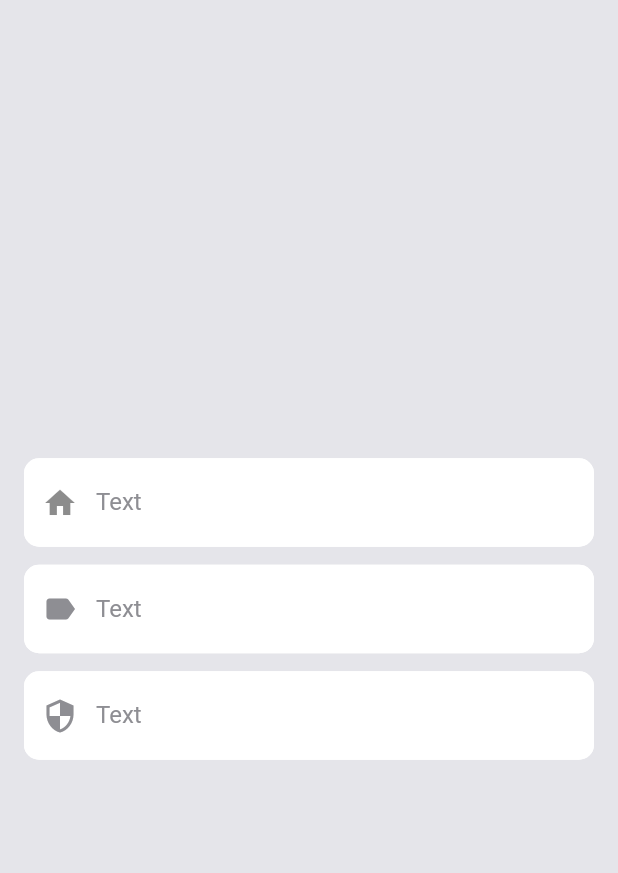
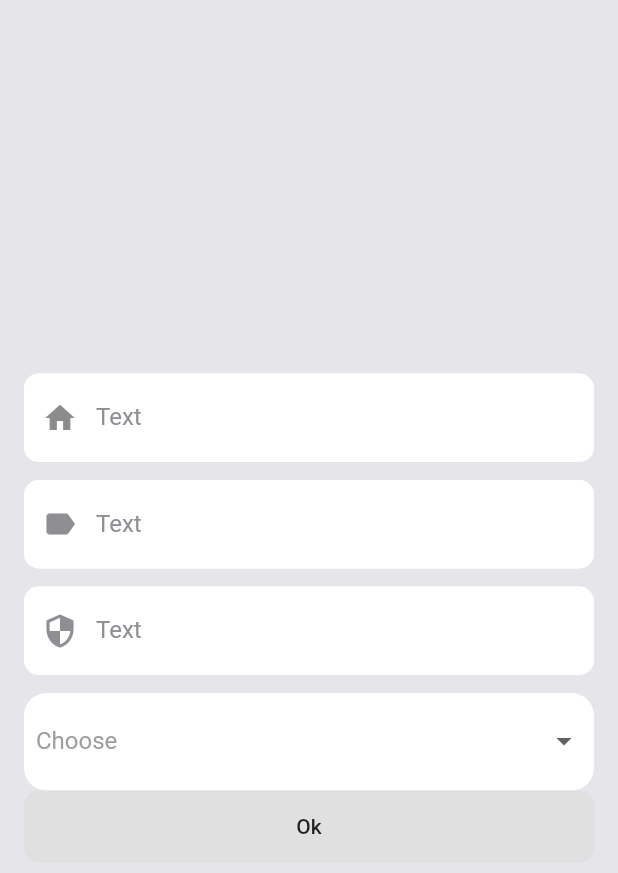
Before and after one commit to gondaimgano/gondai_ui_package, a Flutter app: the screen it shows after launch, on a phone screen of 412 x 824 dp. Shown: the top 873 px of the screen. Run offline on Flutter 3.47's test engine with Material 2 defaults, Android fonts, the phone set to English and light mode, and no system bars; our stand-ins replace gradient_widgets; key blocks and very long unbroken strings in the code were emptied for the run.

```diff
--- a/example/lib/main.dart
+++ b/example/lib/main.dart
@@ -66,6 +66,8 @@ class _MyHomePageState extends State<MyHomePage> {
 
   final TextEditingController _controller = TextEditingController();
 
+  GlobalKey<FormState> _globalKey=GlobalKey<FormState>();
+
   Widget _buildCategory() => [
         {
           "name": "Learn ",
@@ -81,7 +83,6 @@ class _MyHomePageState extends State<MyHomePage> {
           (item) => LayoutBuilder(
                 builder: (BuildContext context, BoxConstraints constraints) {
                   return RawMaterialButton(
-
                     shape: RoundedRectangleBorder(
                       borderRadius: BorderRadius.all(
                         Radius.circular(15.0),
@@ -110,46 +111,63 @@ class _MyHomePageState extends State<MyHomePage> {
                             ),
                           ),
                           Align(
-                            alignment:
-                                Alignment.center.add(Alignment(0.2, 0)),
+                            alignment: Alignment.center.add(Alignment(0.2, 0)),
                             child: item["name"]
                                 .toString()
                                 .text()
                                 .fontSize(20)
                                 .color(context, Colors.white),
                           ),
-
                         ],
                       ).backgroundColor(item["color"]),
                     ),
                   );
                 },
               ),
-          columns: 2,aspectRatio: 2.44);
-
-
+          columns: 2,
+          aspectRatio: 2.44);
 
   @override
   Widget build(BuildContext context) {
     // print(MediaQuery.of(context).size.height);
     return Scaffold(
-      body:Container(
-       // color: Colors.white,
+      body: Container(
+        // color: Colors.white,
         margin: const EdgeInsets.all(8.0),
         child: Center(
           child: Column(
             mainAxisSize: MainAxisSize.min,
             children: <Widget>[
-            "Text".popUpNumberField(context, _controller,prefix: IconButton(
-              onPressed: ()=>print("hello"),
-              icon: Icon(Icons.home),
-             // color: Colors.red,
-
-            )),
-
-              "Text".popUpEmailField(context, _controller,),
-              "Text".popUpPasswordField(context, _controller,)
-          ],).addPadding(8.0),
+              "Text".popUpNumberField(context, _controller,
+                  prefix: IconButton(
+                    onPressed: () => print("hello"),
+                    icon: Icon(Icons.home),
+                    // color: Colors.red,
+                  )),
+              "Text".popUpEmailField(
+                context,
+                _controller,
+              ),
+              "Text".popUpPasswordField(
+                context,
+                _controller,
+              ),
+              [
+                {"d": "Hello"},
+                {"d": ""},
+              ].dropDown(_controller,
+                  hintText: "Choose",
+                  textField: "d",
+                  valueField: "d", onChange: (newValue) {
+                _controller.text = newValue;
+                setState(() {});
+              }),
+              "Ok".raisedButton((){
+                if(_globalKey.currentState.validate())
+                  {}
+              }).fillWidth(context)
+            ],
+          ).addPadding(8.0).inForm(_globalKey),
         ),
       ),
     );
```
Also changed, not shown: lib/dropdown_form_field.dart (+10 -9 lines).
